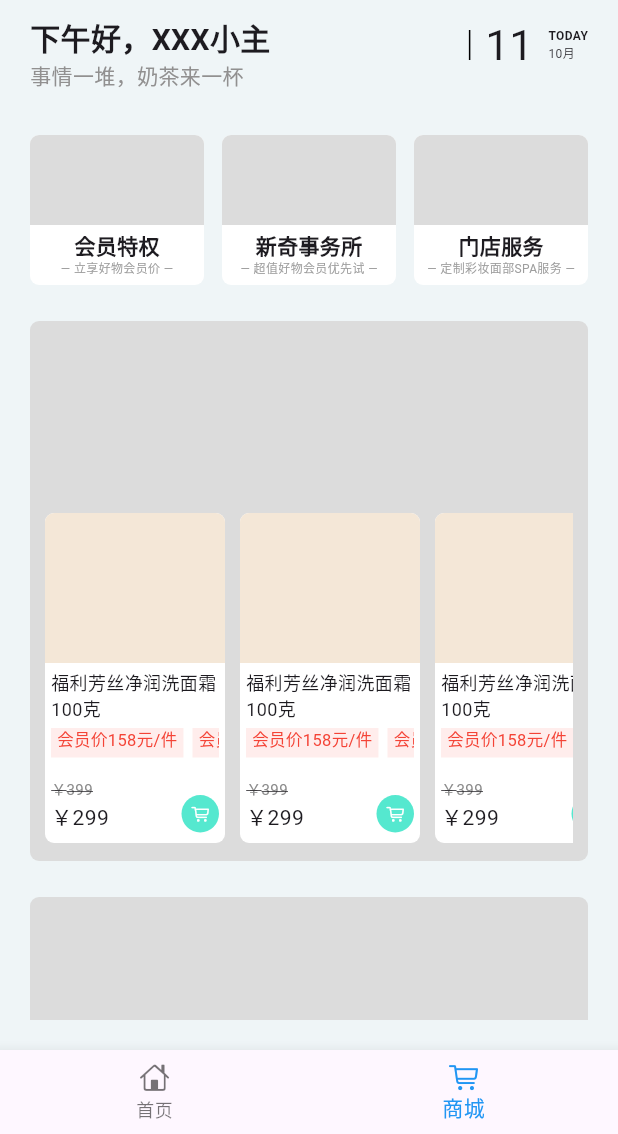
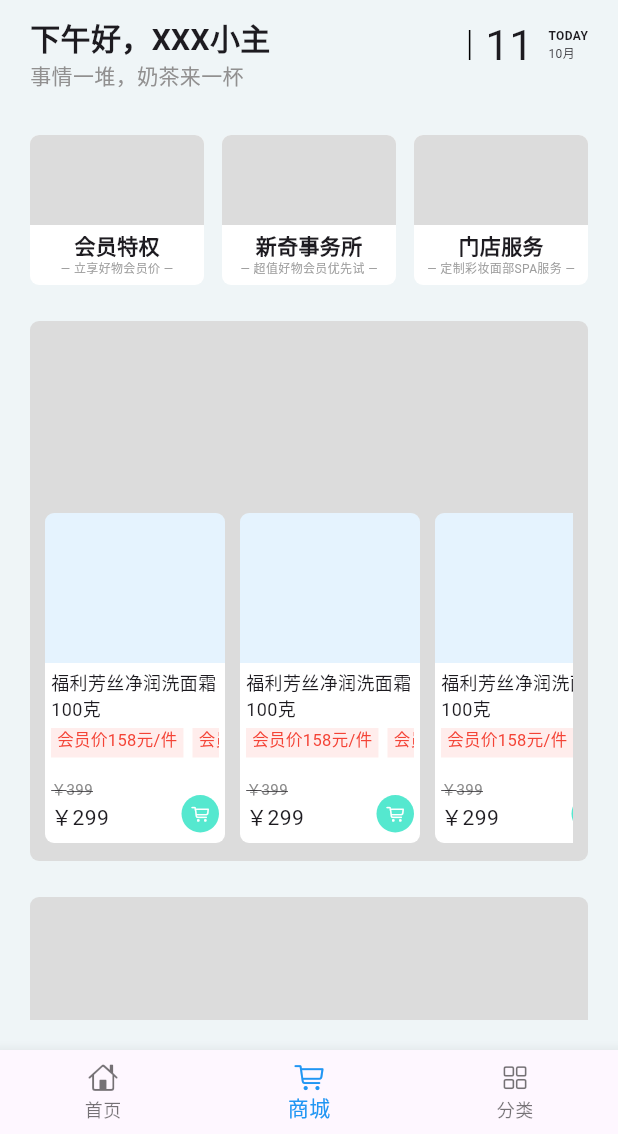
Before and after one commit to eatureide/flutter_study, a Flutter app: the screen it shows after launch, item 2 of the bottom bar chosen, on a phone screen of 412 x 824 dp, the part 102-1236 px from its top. Run offline on Flutter 3.47's test engine with Material 3 defaults, Android fonts, the phone set to English and light mode, and no system bars.

Commit message:
新增分类页

```diff
--- /dev/null
+++ b/lib/classification/index.dart
@@ -0,0 +1,27 @@
+import 'package:flutter/material.dart';
+import 'search.dart';
+
+class Classification extends StatefulWidget {
+  const Classification({super.key});
+
+  @override
+  State<Classification> createState() => _Classification();
+}
+
+class _Classification extends State<Classification> {
+  @override
+  Widget build(BuildContext context) {
+    return Container(
+      padding: EdgeInsets.fromLTRB(20, 30, 20, 20),
+      color: Color.fromARGB(255, 239, 245, 247),
+      width: double.infinity,
+      height: double.infinity,
+      child: SingleChildScrollView(
+        child: Column(
+          crossAxisAlignment: CrossAxisAlignment.start,
+          children: [Search()],
+        ),
+      ),
+    );
+  }
+}
--- /dev/null
+++ b/lib/classification/search.dart
@@ -0,0 +1,72 @@
+import 'package:flutter/material.dart';
+import 'package:flutter/cupertino.dart';
+
+class Search extends StatefulWidget {
+  const Search({super.key});
+
+  @override
+  State<Search> createState() => _Search();
+}
+
+class _Search extends State<Search> {
+  @override
+  Widget build(BuildContext context) {
+    return Container(
+      width: 260,
+      height: 40,
+      decoration: BoxDecoration(
+        color: Colors.white,
+        borderRadius: BorderRadius.circular(36),
+      ),
+      padding: EdgeInsets.only(left: 6),
+      child: Stack(
+        alignment: AlignmentDirectional.centerStart,
+        children: [
+          Icon(
+            CupertinoIcons.search,
+            size: 26,
+            color: Color.fromARGB(255, 47, 238, 236),
+          ),
+          Positioned(
+            left: 26,
+            child: Container(
+              width: 170,
+              height: 36,
+              color: Colors.transparent,
+              child: TextField(
+                style: TextStyle(fontSize: 12),
+                decoration: InputDecoration(
+                  hintText: '百雀羚买一送一',
+                  border: InputBorder.none,
+                  isDense: true,
+                  filled: true,
+                  fillColor: Colors.white,
+                  contentPadding: EdgeInsets.symmetric(
+                    horizontal:6,
+                    vertical: 10,
+                  ),
+                ),
+              ),
+            ),
+          ),
+          Positioned(
+            right: 2,
+            child: Container(
+              width: 50,
+              height: 36,
+              decoration: BoxDecoration(
+                color: Color.fromARGB(255, 47, 238, 236),
+                borderRadius: BorderRadius.circular(16),
+              ),
+              child: Icon(
+                CupertinoIcons.viewfinder,
+                size: 24,
+                color: Colors.white,
+              ),
+            ),
+          ),
+        ],
+      ),
+    );
+  }
+}
--- a/lib/item_group.dart
+++ b/lib/item_group.dart
@@ -27,7 +27,7 @@ class _Item extends State<Item> {
             width: 140,
             height: 100,
             decoration: BoxDecoration(
-              color: Color.fromARGB(255, 244, 231, 215),
+              color: Colors.blue.withAlpha(30),
               borderRadius: BorderRadiusDirectional.only(
                 topStart: Radius.circular(6),
                 topEnd: Radius.circular(6),
@@ -147,8 +147,11 @@ class _ItemGroup extends State<ItemGroup> {
         children: [
           Expanded(
             child: Container(
-              color: Colors.transparent,
               height: 220,
+              decoration: BoxDecoration(
+                color: Colors.transparent,
+                borderRadius: BorderRadius.circular(6),
+              ),
               child: ListView(
                 scrollDirection: Axis.horizontal,
                 children: [
--- a/lib/main.dart
+++ b/lib/main.dart
@@ -2,6 +2,7 @@ import 'package:flutter/material.dart';
 import 'nav.dart';
 import 'home.dart';
 import 'shop.dart';
+import 'classification/index.dart';
 
 void main() {
   runApp(const MyApp());
@@ -15,9 +16,9 @@ class MyApp extends StatefulWidget {
 }
 
 class _MyApp extends State<MyApp> {
-  int _currentIndex = 0;
+  int _currentIndex = 2;
 
-  final List<Widget> pageList = const [Home(), Shop()];
+  final List<Widget> pageList = const [Home(), Shop(), Classification()];
 
   onTap(flag) {
     setState(() {
--- a/lib/nav.dart
+++ b/lib/nav.dart
@@ -33,6 +33,10 @@ class _Nav extends State<Nav> {
           icon: Icon(CupertinoIcons.shopping_cart, size: 20),
           label: ('商城'),
         ),
+         BottomNavigationBarItem(
+          icon: Icon(CupertinoIcons.square_grid_2x2, size: 20),
+          label: ('分类'),
+        ),
       ],
     );
   }
```
